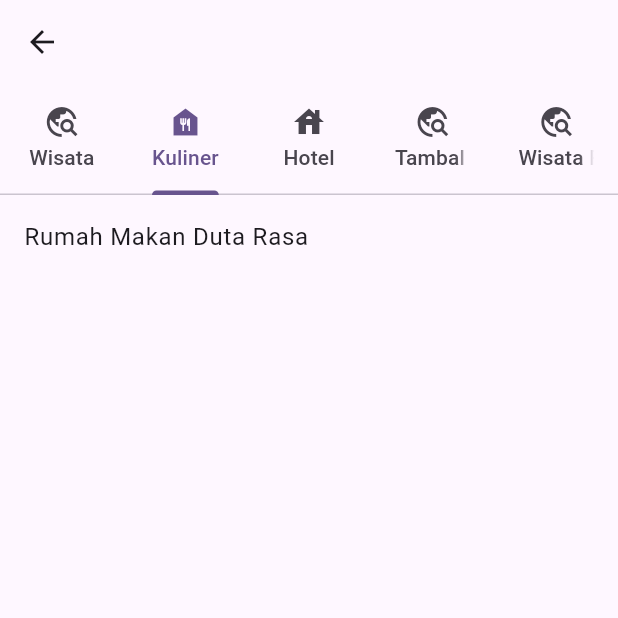
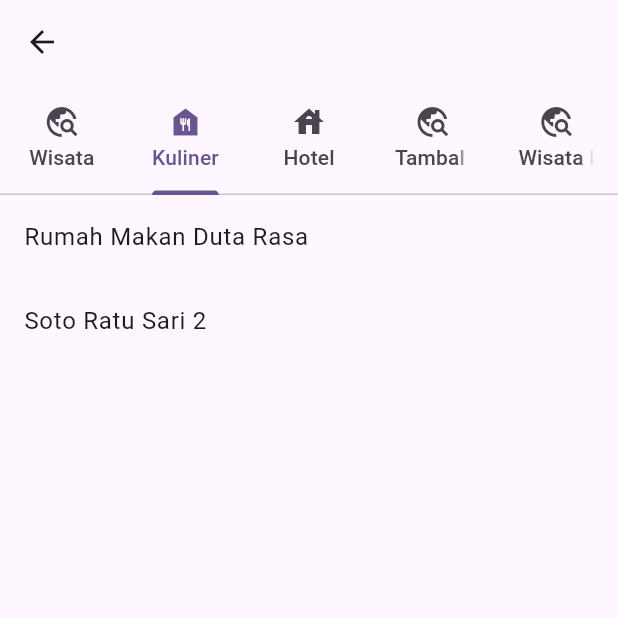
Before and after one commit to mryaomink/idamanwebs, a Flutter app: the YaoBadapat screen opened directly, tab 2 chosen, on a phone screen of 412 x 824 dp, the top half of it. Run offline on Flutter 3.47's test engine with Material 2 defaults, Android fonts, the phone set to English and light mode, and no system bars; our stand-ins replace carousel_slider, flutter_map, latlong2; network calls fail.

Commit message:
add  more kategori

```diff
--- a/lib/screens/yao_badapat.dart
+++ b/lib/screens/yao_badapat.dart
@@ -88,6 +88,42 @@ class _YaoBadapatState extends State<YaoBadapat> {
       type: 'Tambal Ban',
       lattitude: -3.4312544863668974,
       longitude: 114.82272594842901,
+      icon: 'assets/icon/wisata.png',
+      imgUrl: [
+        "https://images.unsplash.com/photo-1501785888041-af3ef285b470?ixlib=rb-4.0.3&ixid=M3wxMjA3fDB8MHxwaG90by1wYWdlfHx8fGVufDB8fHx8fA%3D%3D&auto=format&fit=crop&w=870&q=80",
+        "https://images.unsplash.com/photo-1530789253388-582c481c54b0?ixlib=rb-4.0.3&ixid=M3wxMjA3fDB8MHxwaG90by1wYWdlfHx8fGVufDB8fHx8fA%3D%3D&auto=format&fit=crop&w=870&q=80",
+        'https://images.unsplash.com/photo-1506197603052-3cc9c3a201bd?ixlib=rb-4.0.3&ixid=M3wxMjA3fDB8MHxwaG90by1wYWdlfHx8fGVufDB8fHx8fA%3D%3D&auto=format&fit=crop&w=870&q=80',
+      ],
+    ),
+    Place(
+      name: 'Soto Ratu Sari 2',
+      type: 'Kuliner',
+      lattitude: -3.4312544863668974,
+      longitude: 114.82272594842901,
+      icon: 'assets/icon/wisata.png',
+      imgUrl: [
+        "https://images.unsplash.com/photo-1501785888041-af3ef285b470?ixlib=rb-4.0.3&ixid=M3wxMjA3fDB8MHxwaG90by1wYWdlfHx8fGVufDB8fHx8fA%3D%3D&auto=format&fit=crop&w=870&q=80",
+        "https://images.unsplash.com/photo-1530789253388-582c481c54b0?ixlib=rb-4.0.3&ixid=M3wxMjA3fDB8MHxwaG90by1wYWdlfHx8fGVufDB8fHx8fA%3D%3D&auto=format&fit=crop&w=870&q=80",
+        'https://images.unsplash.com/photo-1506197603052-3cc9c3a201bd?ixlib=rb-4.0.3&ixid=M3wxMjA3fDB8MHxwaG90by1wYWdlfHx8fGVufDB8fHx8fA%3D%3D&auto=format&fit=crop&w=870&q=80',
+      ],
+    ),
+    Place(
+      name: 'Lerina Inn Hotel',
+      type: 'Hotel',
+      lattitude: -3.4464145015441563,
+      longitude: 114.83371496200562,
+      icon: 'assets/icon/wisata.png',
+      imgUrl: [
+        "https://images.unsplash.com/photo-1501785888041-af3ef285b470?ixlib=rb-4.0.3&ixid=M3wxMjA3fDB8MHxwaG90by1wYWdlfHx8fGVufDB8fHx8fA%3D%3D&auto=format&fit=crop&w=870&q=80",
+        "https://images.unsplash.com/photo-1530789253388-582c481c54b0?ixlib=rb-4.0.3&ixid=M3wxMjA3fDB8MHxwaG90by1wYWdlfHx8fGVufDB8fHx8fA%3D%3D&auto=format&fit=crop&w=870&q=80",
+        'https://images.unsplash.com/photo-1506197603052-3cc9c3a201bd?ixlib=rb-4.0.3&ixid=M3wxMjA3fDB8MHxwaG90by1wYWdlfHx8fGVufDB8fHx8fA%3D%3D&auto=format&fit=crop&w=870&q=80',
+      ],
+    ),
+    Place(
+      name: 'Museum Lambung Mangkurat',
+      type: 'Wisata Religi',
+      lattitude: -3.4428206,
+      longitude: 114.7663146,
       icon: 'assets/icon/wisata.png',
       imgUrl: [
         "https://images.unsplash.com/photo-1501785888041-af3ef285b470?ixlib=rb-4.0.3&ixid=M3wxMjA3fDB8MHxwaG90by1wYWdlfHx8fGVufDB8fHx8fA%3D%3D&auto=format&fit=crop&w=870&q=80",
--- a/lib/screens/yao_home.dart
+++ b/lib/screens/yao_home.dart
@@ -220,7 +220,7 @@ class IdamanHero extends StatelessWidget {
                       height: 10.0,
                     ),
                     Text(
-                      'Lorem ipsum dolor sit amet, consectetur adipiscing elit, sed do eiusmod tempor incididunt ut labore et dolore magna aliqua.',
+                      'Banjarbaru dalam Peta',
                       style: TextStyle(
                           fontSize: 14.0,
                           color: Colors.white,
```
